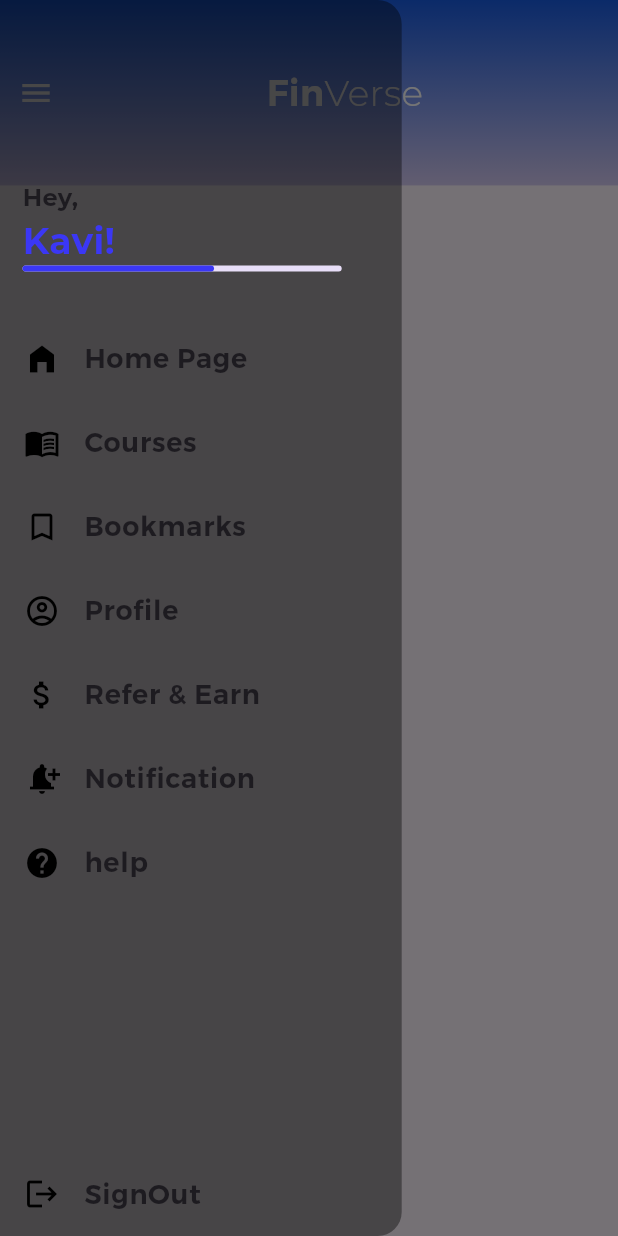
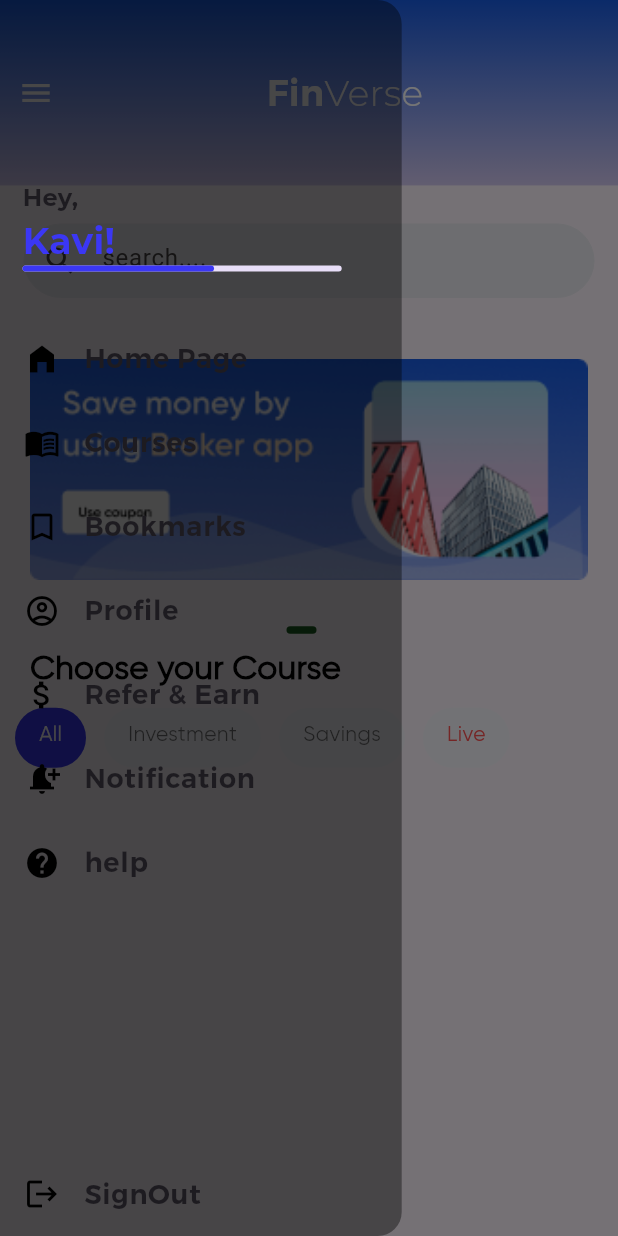
Before and after one commit to MAHESWARI-ROUT/Finverse, a Flutter app: the screen it shows after launch, in the side drawer, after a tap on the "menu" icon, on a phone screen of 412 x 824 dp. Run offline on Flutter 3.47's test engine with Material 3 defaults, Android fonts, the light colour scheme and no system bars; drawn by our look-alikes of carousel_slider; our stand-ins replace get, image_picker.

Commit message:
Home view

```diff
--- /dev/null
+++ b/lib/controllers/banner_controller.dart
@@ -0,0 +1,10 @@
+import 'package:get/get.dart';
+
+class BannerController extends GetxController{
+  static BannerController get instance => Get.find();
+
+  final carouselIndex = 0.obs;
+  void updatePageIndicator(index){
+    carouselIndex.value =index;
+  }
+}
--- /dev/null
+++ b/lib/controllers/course_category_controller.dart
@@ -0,0 +1,9 @@
+import 'package:get/get.dart';
+
+class CourseCategoryController extends GetxController{
+  var selectedIndex = 0.obs;
+
+  void setSelectedIndex(int index) {
+    selectedIndex.value = index;
+  }
+}
--- /dev/null
+++ b/lib/controllers/course_controller.dart
@@ -0,0 +1,61 @@
+import 'dart:convert';
+
+import 'package:finverse/models/course.dart';
+import 'package:flutter/services.dart';
+import 'package:get/get.dart';
+
+class CourseController extends GetxController {
+  var selectedIndex = 0.obs;
+  final Map<String, List<Course>> categoryCourse = {
+    "investment": [],
+    "savings": [],
+  };
+  var selectedCourse = <Course>[].obs;
+  List<Course> get allCourse => [
+    ...categoryCourse["investment"]!,
+    ...categoryCourse["savings"]!,
+  ];
+  @override
+  void onInit() {
+    super.onInit();
+    loadCourseFromJson();
+  }
+
+  Future<void> loadCourseFromJson() async {
+    final String response = await rootBundle.loadString(
+      'assets/questions/courses.json',
+    );
+    final data = jsonDecode(response);
+    categoryCourse["investment"] = (data["investment"] as List)
+        .map((e) => Course.fromJson(e))
+        .toList();
+    categoryCourse["savings"] = (data["savings"] as List)
+        .map((e) => Course.fromJson(e))
+        .toList();
+    updateSelectedCourse();
+  }
+
+  void setSelectedIndex(int index) {
+    selectedIndex.value = index;
+    updateSelectedCourse();
+  }
+
+  void updateSelectedCourse() {
+    switch (selectedIndex.value) {
+      case 0: //all
+        selectedCourse.value = [
+          ...categoryCourse["investment"]!,
+          ...categoryCourse["savings"]!,
+        ];
+        break;
+      case 1: // Investment
+        selectedCourse.value = categoryCourse["investment"]!;
+        break;
+      case 2: // Savings
+        selectedCourse.value = categoryCourse["savings"]!;
+        break;
+      default:
+        selectedCourse.clear();
+    }
+  }
+}
--- a/lib/main.dart
+++ b/lib/main.dart
@@ -1,13 +1,16 @@
+import 'package:finverse/controllers/course_category_controller.dart';
+import 'package:finverse/controllers/course_controller.dart';
 import 'package:finverse/controllers/question_controller.dart';
 import 'package:finverse/views/home_view.dart';
 
-import 'package:finverse/views/question_view.dart';
 import 'package:flutter/material.dart';
 import 'package:get/get.dart';
 
 void main() {
    WidgetsFlutterBinding.ensureInitialized();
   Get.put(QuestionController());
+  Get.put(CourseCategoryController());
+  Get.put(CourseController());
   runApp(const MyApp());
 }
 
--- /dev/null
+++ b/lib/models/course.dart
@@ -0,0 +1,17 @@
+class Course {
+  final String preview;
+  final String title;
+  final String description;
+  final String duration;
+  Course({required this.preview,required this.title,
+    required this.description,
+    required this.duration,});
+  factory Course.fromJson(Map<String, dynamic> json) {
+    return Course(
+      preview: json['preview'],
+      title: json['title'],
+      description: json['description'],
+      duration: json['duration'],
+    );
+  }
+}
--- a/lib/views/home_view.dart
+++ b/lib/views/home_view.dart
@@ -1,18 +1,27 @@
 import 'package:finverse/common/app_colors.dart';
 import 'package:finverse/common/device_utilities.dart';
 import 'package:finverse/common/fonts.dart';
+import 'package:finverse/controllers/course_category_controller.dart';
 import 'package:finverse/models/app_title.dart';
+import 'package:finverse/widgets/carousel_bannerslider.dart';
+import 'package:finverse/widgets/courses_list.dart';
+import 'package:finverse/widgets/custom_card.dart';
+import 'package:finverse/widgets/home_searchbar.dart';
 import 'package:finverse/widgets/main_drawer.dart';
 import 'package:flutter/material.dart';
+import 'package:get/get.dart';
+import 'package:get/get_core/get_core.dart';
 
 class HomeView extends StatefulWidget {
   const HomeView({super.key});
 
   @override
   State<HomeView> createState() => _HomeViewState();
+
 }
 
 class _HomeViewState extends State<HomeView> {
+
   void _setScreen(String identifier) async {
     Navigator.of(context).pop();
     if (identifier == 'categories') {
@@ -22,9 +31,12 @@ class _HomeViewState extends State<HomeView> {
     }
   }
 
+
   @override
   Widget build(BuildContext context) {
+
     return Scaffold(
+      drawer: MainDrawer(onSelectScreen: _setScreen),
       body: Column(
         children: [
           Container(
@@ -34,11 +46,7 @@ class _HomeViewState extends State<HomeView> {
               gradient: LinearGradient(
                 begin: Alignment.topCenter,
                 end: Alignment.bottomCenter,
-                colors: [
-                  AppColors.display1,
-                  AppColors.display2,
-                  // AppColors.display3,
-                ],
+                colors: [AppColors.display1, AppColors.display2],
               ),
             ),
             child: Row(
@@ -62,9 +70,19 @@ class _HomeViewState extends State<HomeView> {
               ],
             ),
           ),
+          SizedBox(height: DeviceUtilities.screenHeight(context) * 0.03),
+          HomeSearchbar(height: 60,),
+          CarouselBannerslider(banner: ['assets/images/b-1.png']),
+          SizedBox(height: DeviceUtilities.screenHeight(context)*0.01,),
+          Padding(
+            padding: const EdgeInsets.only(left: 20.0),
+            child: Align(alignment: Alignment.centerLeft,child: Text('Choose your Course',style: Fonts.gilroySemiBold.copyWith(fontSize: 22,color: AppColors.textBk),)),
+          ),
+          CoursesList(),
+          SizedBox(height: DeviceUtilities.screenHeight(context)*0.01,),
+
         ],
       ),
-      drawer: MainDrawer(onSelectScreen: _setScreen),
     );
   }
 }
--- /dev/null
+++ b/lib/widgets/carousel_bannerslider.dart
@@ -0,0 +1,49 @@
+import 'package:carousel_slider/carousel_slider.dart';
+import 'package:finverse/common/device_utilities.dart';
+import 'package:finverse/controllers/banner_controller.dart';
+import 'package:finverse/widgets/circular_container.dart';
+import 'package:finverse/widgets/image_banner.dart';
+import 'package:flutter/material.dart';
+import 'package:get/get.dart';
+
+class CarouselBannerslider extends StatelessWidget {
+  const CarouselBannerslider({super.key, required this.banner});
+
+  final List<String> banner;
+  @override
+  Widget build(BuildContext context) {
+    final controller = Get.put(BannerController());
+    return Column(
+      children: [
+        Padding(
+          padding: const EdgeInsets.only(left: 20,right: 20),
+          child: CarouselSlider(
+            options: CarouselOptions(
+              viewportFraction: 1,
+              onPageChanged: (index, _) =>
+                  controller.updatePageIndicator(index),
+            ),
+            items: banner.map((url) => ImageBanner(imageurl: url,height: DeviceUtilities.screenHeight(context)*0.3,)).toList(),
+          ),
+        ),
+        Obx(
+          () => Row(
+            mainAxisAlignment: MainAxisAlignment.center,
+            children: [
+              for (int i = 0; i < banner.length; i++)
+                CircularContainer(
+                  radius: 20,
+                  margin: const EdgeInsets.only(right: 10),
+                  color: controller.carouselIndex.value == i
+                      ? Colors.green.shade900
+                      : Colors.lightGreen,
+                  width: 20,
+                  height: 5,
+                ),
+            ],
+          ),
+        ),
+      ],
+    );
+  }
+}
--- /dev/null
+++ b/lib/widgets/circular_container.dart
@@ -0,0 +1,33 @@
+import 'package:flutter/material.dart';
+
+class CircularContainer extends StatelessWidget {
+  const CircularContainer(
+      {super.key,
+      this.height = 5,
+      this.width = 5,
+      required this.radius,
+       this.color,
+      this.margin,
+      this.child});
+  final double? width, height;
+  final Color? color;
+  final Widget? child;
+  final double radius;
+  final EdgeInsets? margin;
+
+  @override
+  Widget build(BuildContext context) {
+    return Container(
+
+      height: height,
+      width: width,
+      margin: margin,
+      padding: const EdgeInsets.all(5),
+      decoration: BoxDecoration(
+        color: color,
+        borderRadius: BorderRadius.circular(radius),
+      ),
+      child: child,
+    );
+  }
+}
--- /dev/null
+++ b/lib/widgets/courses_list.dart
@@ -0,0 +1,70 @@
+import 'package:finverse/common/app_colors.dart';
+import 'package:finverse/common/fonts.dart';
+import 'package:finverse/controllers/course_category_controller.dart';
+import 'package:flutter/material.dart';
+import 'package:get/get.dart';
+
+class CoursesList extends StatelessWidget {
+  CoursesList({super.key});
+
+  final controller = Get.find<CourseCategoryController>();
+  final List<String> categories = ["All", "Investment", "Savings", "Live"];
+
+  @override
+  Widget build(BuildContext context) {
+    return Padding(
+      padding: const EdgeInsets.all(10.0),
+      child: SizedBox(
+        height: 40,
+        child: ListView.separated(
+          scrollDirection: Axis.horizontal,
+          itemCount: categories.length,
+          separatorBuilder: (_, __) => const SizedBox(width: 12),
+          itemBuilder: (context, index) {
+            return Obx(() {
+              final isSelected = controller.selectedIndex.value == index;
+
+              Color bgColor;
+              Color textColor;
+
+              if (isSelected && categories[index] == "Live") {
+                bgColor = AppColors.mainColor;
+                textColor = Colors.redAccent;
+              } else if (isSelected) {
+                bgColor = AppColors.mainColor;
+                textColor = Colors.white;
+              } else if (categories[index] == "Live") {
+                bgColor = AppColors.optionBox;
+                textColor = Colors.redAccent;
+              } else {
+                bgColor = AppColors.optionBox;
+                textColor = Colors.black54;
+              }
+
+              return GestureDetector(
+                onTap: () => controller.setSelectedIndex(index),
+                child: Container(
+                  padding: const EdgeInsets.symmetric(
+                    horizontal: 16,
+                    vertical: 8,
+                  ),
+                  decoration: BoxDecoration(
+                    borderRadius: BorderRadius.circular(20),
+                    color: bgColor,
+                  ),
+                  child: Text(
+                    categories[index],
+                    style: Fonts.gilroy.copyWith(
+                      fontSize: 14,
+                      color: textColor,
+                    ),
+                  ),
+                ),
+              );
+            });
+          },
+        ),
+      ),
+    );
+  }
+}
--- /dev/null
+++ b/lib/widgets/custom_card.dart
@@ -0,0 +1,31 @@
+
+import 'package:finverse/controllers/course_controller.dart';
+import 'package:finverse/models/course.dart';
+import 'package:flutter/material.dart';
+import 'package:get/get_state_manager/get_state_manager.dart';
+import 'package:get/instance_manager.dart';
+
+class CustomCard extends StatelessWidget {
+  const CustomCard({super.key});
+
+  @override
+  Widget build(BuildContext context) {
+    final controller = Get.find<CourseController>();
+    return Obx(() {
+      final List<Course> courses = controller.selectedCourse;
+      return ListView.builder(
+        shrinkWrap: true,
+        itemCount: courses.length,
+        itemBuilder: (context, index) {
+          final course = courses[index];
+          return ListTile(
+            leading: Image.asset(course.preview,width: 30,height: 30,),
+            title: Text(course.title),
+            subtitle: Text(course.description),
+            trailing: Text(course.duration),
+          );
+        },
+      );
+    });
+  }
+}
--- a/lib/widgets/home_searchbar.dart
+++ b/lib/widgets/home_searchbar.dart
@@ -1,3 +1,4 @@
+import 'package:finverse/common/app_colors.dart';
 import 'package:flutter/material.dart';
 
 class HomeSearchbar extends StatefulWidget {
@@ -42,21 +43,21 @@ class _HomeSearchbarState extends State<HomeSearchbar> {
           decoration: const InputDecoration(
             prefixIcon: Icon(
               Icons.search,
-              color: Colors.white,
+              color: AppColors.blurText,
             ),
             hintText: 'search....',
             hintStyle: TextStyle(
-              color: Color.fromARGB(159, 255, 255, 255),
+              color: AppColors.blurText,
             ),
-            //fillColor: Color(0xFF859738),
+            fillColor: Color.fromARGB(255, 238, 238, 244),
             filled: true,
             enabledBorder: OutlineInputBorder(
               borderRadius: BorderRadius.all(
                 Radius.circular(30),
               ),
               borderSide: BorderSide(
-                color: Colors.white,
-                width: 2,
+                color: Color.fromARGB(255, 238, 238, 244),
+                width: 0,
               ),
             ),
             border: OutlineInputBorder(
--- /dev/null
+++ b/lib/widgets/image_banner.dart
@@ -0,0 +1,48 @@
+import 'package:flutter/material.dart';
+
+class ImageBanner extends StatelessWidget {
+  const ImageBanner(
+      {super.key,
+      this.onPressed,
+      required this.imageurl,
+      this.isNetworkimage = false,
+      this.applyImageRadius = true,
+      this.height = 60,
+      this.width = double.infinity,
+      this.isalign = false,
+      this.radius=20,this.fit = BoxFit.contain});
+  final VoidCallback? onPressed;
+  final String imageurl;
+  final bool? applyImageRadius;
+  final bool? isNetworkimage;
+  final double? height, width;
+  final bool? isalign;
+  final double? radius;
+  final BoxFit? fit;
+  @override
+  Widget build(BuildContext context) {
+    return GestureDetector(
+      onTap: onPressed,
+      child: Container(
+        alignment: isalign! ? Alignment.center : null,
+        decoration: BoxDecoration(borderRadius: BorderRadius.circular(20)),
+        child: ClipRRect(
+          borderRadius:
+              applyImageRadius! ? BorderRadius.circular(radius!) : BorderRadius.zero,
+          child: SizedBox(
+            height: height,
+            width: width,
+            child: Image(
+              height: height,
+              width: width,
+              fit: fit,
+              image: isNetworkimage!
+                  ? NetworkImage(imageurl)
+                  : AssetImage(imageurl) as ImageProvider,
+            ),
+          ),
+        ),
+      ),
+    );
+  }
+}
--- /dev/null
+++ b/lib/widgets/image_input.dart
@@ -0,0 +1,74 @@
+import 'dart:io';
+import 'package:flutter/material.dart';
+import 'package:image_picker/image_picker.dart';
+
+class ImageInput extends StatefulWidget {
+  const ImageInput({
+    super.key,
+    required this.onPickImage,
+    required this.height,
+    required this.radius,
+    required this.width,
+    required this.defaultIcon,
+    this.circular = true,
+  });
+
+  final void Function(File image) onPickImage;
+  final double height, width, radius;
+  final IconData defaultIcon;
+  final bool? circular;
+  @override
+  State<ImageInput> createState() => _ImageInputState();
+}
+
+class _ImageInputState extends State<ImageInput> {
+  File? _selectedImage;
+
+  void _takePicture() async {
+    final imagePicker = ImagePicker();
+    final pickedImage =
+        await imagePicker.pickImage(source: ImageSource.gallery, maxWidth: 600);
+    if (pickedImage == null) {
+      return;
+    }
+    setState(() {
+      _selectedImage = File(pickedImage.path);
+    });
+    widget.onPickImage(_selectedImage!);
+  }
+
+  @override
+  Widget build(BuildContext context) {
+    return GestureDetector(
+      onTap: _takePicture,
+      child: Container(
+        width: widget.width,
+        height: widget.height,
+        decoration: BoxDecoration(
+          shape: widget.circular!
+              ? BoxShape.circle
+              : BoxShape.rectangle, // Ensures circular container
+          border: Border.all(width: 2, color: Colors.grey),
+          color: Theme.of(context).colorScheme.onPrimary.withAlpha(20),
+        ),
+        child: widget.circular!? ClipOval(
+          child: _selectedImage != null
+              ? Image.file(
+                  _selectedImage!,
+                  fit: BoxFit.cover,
+                  width: widget.width,
+                  height: widget.height,
+                )
+              : Icon(widget.defaultIcon, size: 50, color: Colors.grey),
+        ):ClipRect(child: _selectedImage != null
+              ? Image.file(
+                  _selectedImage!,
+                  fit: BoxFit.cover,
+                  width: widget.width,
+                  height: widget.height,
+                )
+              : Icon(widget.defaultIcon, size: 50, color: Colors.grey),),
+      ),
+    );
+  }
+}
--- a/pubspec.yaml
+++ b/pubspec.yaml
@@ -36,6 +36,8 @@ dependencies:
   cupertino_icons: ^1.0.8
   get: ^4.7.2
   animated_text_kit: ^4.2.2
+  carousel_slider: ^5.1.1
+  image_picker: ^1.1.2
 
 dev_dependencies:
   flutter_test:
@@ -63,7 +65,7 @@ flutter:
   assets:
     - assets/fonts/
     - assets/images/
-    - assets/questions/questions.json
+    - assets/questions/
   # An image asset can refer to one or more resolution-specific "variants", see
   # https://flutter.dev/to/resolution-aware-images
 
```
Also changed, not shown: assets/questions/courses.json (added, +25 -0 lines), assets/images/b-1.png (added), assets/images/invest1.png (added), assets/images/invest2.png (added), assets/images/savings.png (added), pubspec.lock, 7 other files.
